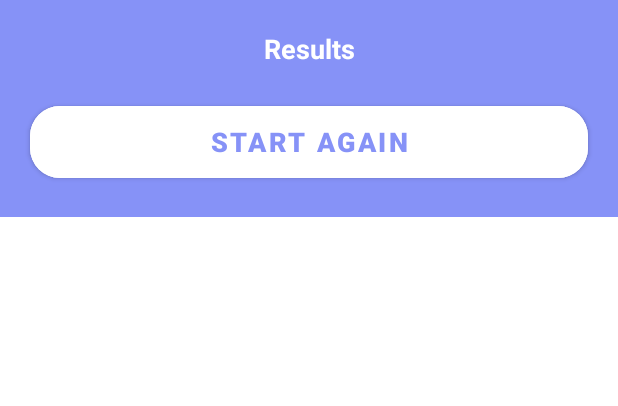
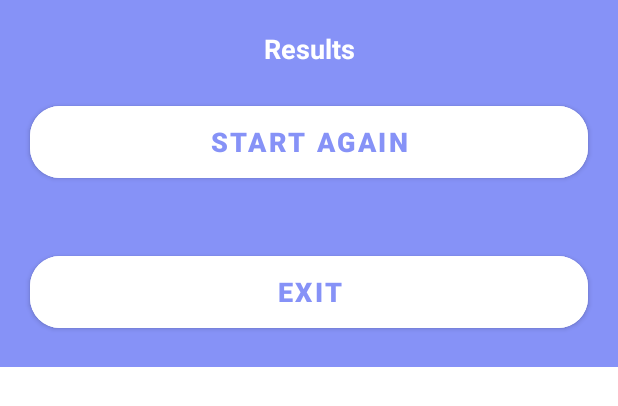
Before and after one commit to WinniCheng/Tic-Tac-Toe, an Android app: the layout activity_result_dialog.xml on its own in the app's theme, with its tools: preview values and no code run, on a phone screen of 412 x 824 dp. Shown: the top 406 px of the screen. Run offline under Robolectric (Android 15) with nearby library versions, the phone set to English and light mode, and no system bars.

Commit message:
add exit button in layout

```diff
--- a/app/src/main/res/layout/activity_result_dialog.xml
+++ b/app/src/main/res/layout/activity_result_dialog.xml
@@ -38,6 +38,18 @@
             android:textColor="@color/lavender"
             app:cornerRadius = "20dp"/>
 
+        <Button
+            android:layout_width="match_parent"
+            android:layout_height="60dp"
+            android:id="@+id/exitButton"
+            android:textSize="18sp"
+            android:textStyle="bold"
+            android:backgroundTint="@color/white"
+            android:text="Exit"
+            android:layout_margin="20dp"
+            android:textColor="@color/lavender"
+            app:cornerRadius = "20dp"/>
+
     </LinearLayout>
 
 </RelativeLayout>
```
